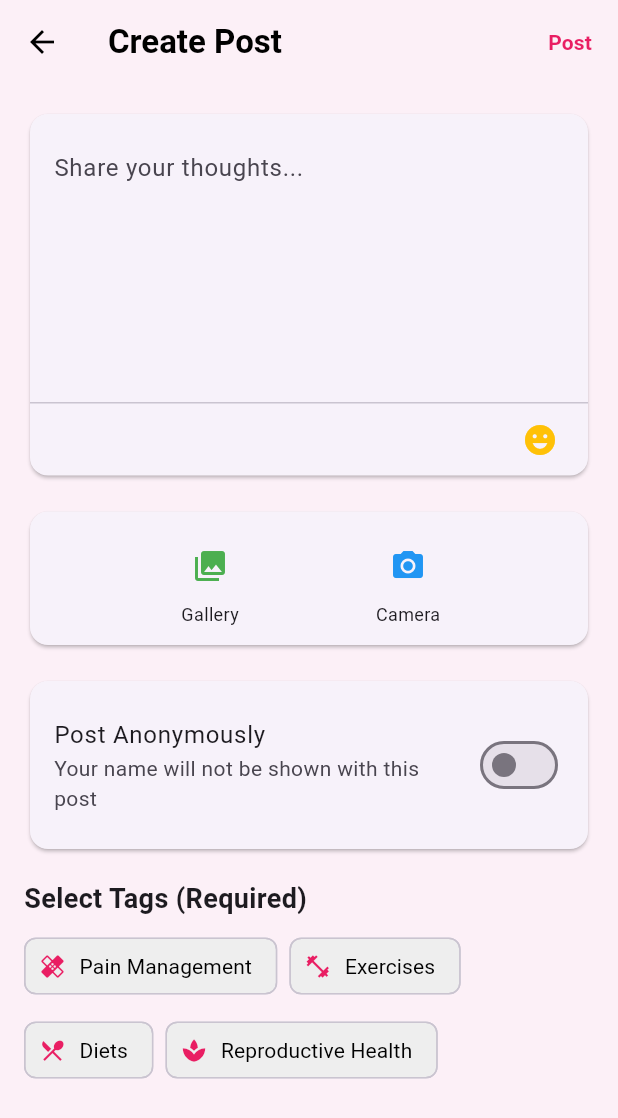
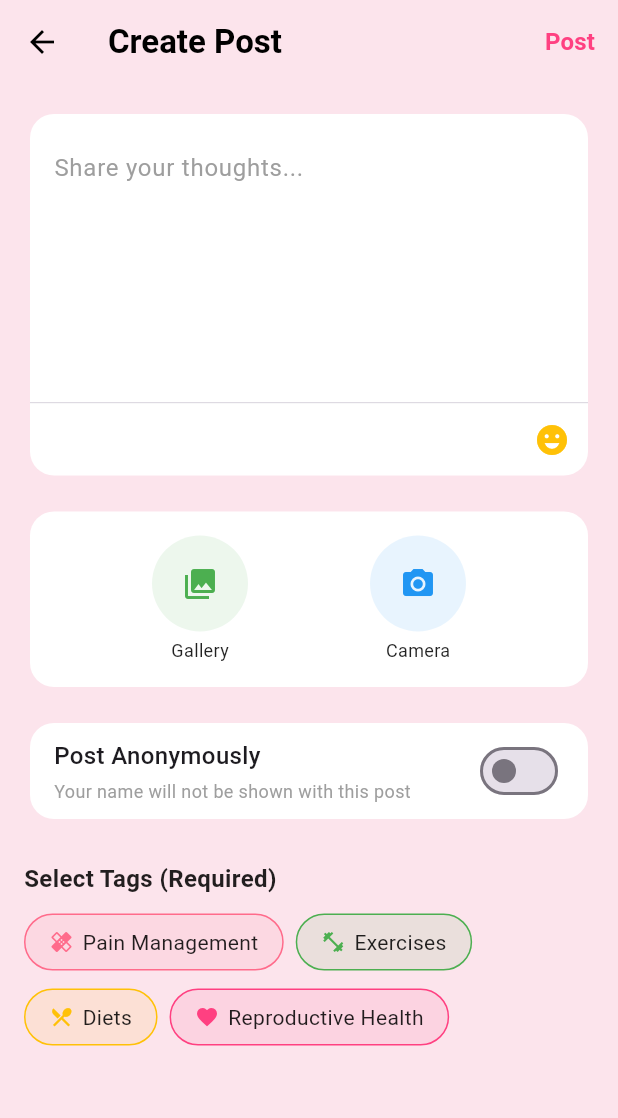
Before and after one commit to sakith71/AuraBloom, a Flutter app: the CreatePostScreen screen opened directly, on a phone screen of 412 x 824 dp. Shown: the top 1118 px of the screen. Run offline on Flutter 3.47's test engine with Material 3 defaults, Android fonts, the phone set to English and light mode, and no system bars; our stand-ins replace cloud_firestore, firebase_auth, firebase_core, firebase_storage, image_picker, shared_preferences; accounts and stored records are empty; network calls fail.

Commit message:
Update CreatePostScreen with new design and color scheme
Apply the new pink-themed UI design to the CreatePostScreen component to match
the Community screen aesthetics. Improved visual consistency with rounded cards,
custom tag styling, and enhanced user interaction elements.

```diff
--- a/frontend/lib/screens/create_post_screen.dart
+++ b/frontend/lib/screens/create_post_screen.dart
@@ -241,8 +241,8 @@ class _CreatePostScreenState extends State<CreatePostScreen> {
     }
   }
 
-  IconData _getCategoryIcon(String category) {
-    switch (category) {
+  IconData _getTagIcon(String tag) {
+    switch (tag) {
       case 'Pain Management':
         return Icons.healing;
       case 'Exercises':
@@ -250,21 +250,41 @@ class _CreatePostScreenState extends State<CreatePostScreen> {
       case 'Diets':
         return Icons.restaurant_menu;
       case 'Reproductive Health':
-        return Icons.spa;
+        return Icons.favorite;
       default:
         return Icons.label;
     }
   }
 
+  Color _getTagColor(String tag) {
+    switch (tag) {
+      case 'Pain Management':
+        return const Color(0xFFFF6B8B); // Pink for Pain Management
+      case 'Exercises':
+        return const Color(0xFF4CAF50); // Green for Exercises
+      case 'Diets':
+        return const Color(0xFFFFC107); // Yellow/Gold for Diets
+      case 'Reproductive Health':
+        return const Color(0xFFFF4081); // Brighter pink for Reproductive Health
+      default:
+        return Colors.grey;
+    }
+  }
+
   @override
   Widget build(BuildContext context) {
+    // Main pink color used throughout the app
+    final Color primaryPink = const Color(0xFFFF4081);
+    final Color lightPink = const Color(0xFFFCE4EC);
+
     return Scaffold(
+      backgroundColor: lightPink,
       appBar: AppBar(
         title: const Text(
           'Create Post',
           style: TextStyle(color: Colors.black, fontWeight: FontWeight.bold),
         ),
-        backgroundColor: Colors.transparent,
+        backgroundColor: lightPink,
         elevation: 0,
         iconTheme: const IconThemeData(color: Colors.black),
         actions: [
@@ -276,33 +296,35 @@ class _CreatePostScreenState extends State<CreatePostScreen> {
                       width: 20,
                       height: 20,
                       child: CircularProgressIndicator(
-                        color: Colors.pink,
+                        color: Color(0xFFFF4081),
                         strokeWidth: 2,
                       ),
                     )
                     : const Text(
                       'Post',
                       style: TextStyle(
-                        color: Colors.pink,
+                        color: Color(0xFFFF4081),
                         fontWeight: FontWeight.bold,
+                        fontSize: 16,
                       ),
                     ),
           ),
         ],
       ),
-      // Update background to use global background color
       body: Container(
-        color: Theme.of(context).scaffoldBackgroundColor,
+        color: lightPink,
         child: SingleChildScrollView(
           padding: const EdgeInsets.all(16.0),
           child: Column(
             crossAxisAlignment: CrossAxisAlignment.start,
             children: [
-              // Content TextField with emoji button
+              // Content TextField with emoji button - rounded white card
               Card(
+                elevation: 0,
                 shape: RoundedRectangleBorder(
-                  borderRadius: BorderRadius.circular(12),
+                  borderRadius: BorderRadius.circular(16),
                 ),
+                color: Colors.white,
                 child: Column(
                   children: [
                     Padding(
@@ -312,11 +334,12 @@ class _CreatePostScreenState extends State<CreatePostScreen> {
                         maxLines: 6,
                         decoration: const InputDecoration(
                           hintText: 'Share your thoughts...',
+                          hintStyle: TextStyle(color: Colors.grey),
                           border: InputBorder.none,
                         ),
                       ),
                     ),
-                    const Divider(height: 1),
+                    const Divider(height: 1, thickness: 0.5),
                     Row(
                       mainAxisAlignment: MainAxisAlignment.end,
                       children: [
@@ -328,19 +351,21 @@ class _CreatePostScreenState extends State<CreatePostScreen> {
                           ),
                           tooltip: 'Add emoji',
                         ),
-                        const SizedBox(width: 8),
                       ],
                     ),
                   ],
                 ),
               ),
               const SizedBox(height: 16),
+
               // Selected Images Preview
               if (_selectedImages.isNotEmpty) ...[
                 Card(
+                  elevation: 0,
                   shape: RoundedRectangleBorder(
-                    borderRadius: BorderRadius.circular(12),
+                    borderRadius: BorderRadius.circular(16),
                   ),
+                  color: Colors.white,
                   child: Padding(
                     padding: const EdgeInsets.all(12.0),
                     child: Column(
@@ -406,40 +431,76 @@ class _CreatePostScreenState extends State<CreatePostScreen> {
                 ),
                 const SizedBox(height: 16),
               ],
-              // Image Upload Options
+
+              // Image Upload Options - white card with row of options
               Card(
+                elevation: 0,
                 shape: RoundedRectangleBorder(
-                  borderRadius: BorderRadius.circular(12),
+                  borderRadius: BorderRadius.circular(16),
                 ),
+                color: Colors.white,
                 child: Padding(
-                  padding: const EdgeInsets.all(12.0),
+                  padding: const EdgeInsets.symmetric(vertical: 16.0),
                   child: Row(
                     mainAxisAlignment: MainAxisAlignment.spaceEvenly,
                     children: [
+                      // Gallery option
                       Column(
                         children: [
-                          IconButton(
+                          Container(
+                            decoration: BoxDecoration(
+                              color: Colors.green.withOpacity(0.1),
+                              shape: BoxShape.circle,
+                            ),
+                            padding: const EdgeInsets.all(8),
+                            child: IconButton(
                               onPressed: _pickImages,
                               icon: const Icon(
                                 Icons.photo_library,
                                 color: Colors.green,
+                                size: 24,
                               ),
                               tooltip: 'Upload from gallery',
                             ),
-                          const Text('Gallery', style: TextStyle(fontSize: 12)),
+                          ),
+                          const SizedBox(height: 4),
+                          const Text(
+                            'Gallery',
+                            style: TextStyle(
+                              fontSize: 12,
+                              color: Colors.black87,
+                            ),
+                          ),
                         ],
                       ),
+
+                      // Camera option
                       Column(
                         children: [
-                          IconButton(
+                          Container(
+                            decoration: BoxDecoration(
+                              color: Colors.blue.withOpacity(0.1),
+                              shape: BoxShape.circle,
+                            ),
+                            padding: const EdgeInsets.all(8),
+                            child: IconButton(
                               onPressed: _takePhoto,
                               icon: const Icon(
                                 Icons.camera_alt,
                                 color: Colors.blue,
+                                size: 24,
                               ),
                               tooltip: 'Take a photo',
                             ),
-                          const Text('Camera', style: TextStyle(fontSize: 12)),
+                          ),
+                          const SizedBox(height: 4),
+                          const Text(
+                            'Camera',
+                            style: TextStyle(
+                              fontSize: 12,
+                              color: Colors.black87,
+                            ),
+                          ),
                         ],
                       ),
                     ],
@@ -447,72 +508,129 @@ class _CreatePostScreenState extends State<CreatePostScreen> {
                 ),
               ),
               const SizedBox(height: 16),
-              // Post Options
+
+              // Post Anonymously Option - white card with switch
               Card(
+                elevation: 0,
                 shape: RoundedRectangleBorder(
-                  borderRadius: BorderRadius.circular(12),
+                  borderRadius: BorderRadius.circular(16),
                 ),
+                color: Colors.white,
                 child: Padding(
-                  padding: const EdgeInsets.all(16.0),
+                  padding: const EdgeInsets.symmetric(
+                    horizontal: 16.0,
+                    vertical: 8.0,
+                  ),
+                  child: Row(
+                    mainAxisAlignment: MainAxisAlignment.spaceBetween,
+                    children: [
+                      Expanded(
                         child: Column(
                           crossAxisAlignment: CrossAxisAlignment.start,
-                    children: [
-                      // Anonymous Toggle
-                      SwitchListTile(
-                        contentPadding: EdgeInsets.zero,
-                        title: const Text('Post Anonymously'),
-                        subtitle: const Text(
+                          children: const [
+                            Text(
+                              'Post Anonymously',
+                              style: TextStyle(
+                                fontSize: 16,
+                                fontWeight: FontWeight.w500,
+                              ),
+                            ),
+                            SizedBox(height: 4),
+                            Text(
                               'Your name will not be shown with this post',
+                              style: TextStyle(
+                                fontSize: 12,
+                                color: Colors.grey,
                               ),
+                            ),
+                          ],
+                        ),
+                      ),
+                      Switch(
                         value: _isAnonymous,
                         onChanged: (value) {
                           setState(() {
                             _isAnonymous = value;
                           });
                         },
+                        activeColor: primaryPink,
                       ),
                     ],
                   ),
                 ),
               ),
-              const SizedBox(height: 16),
+              const SizedBox(height: 24),
+
               // Tags Section
               const Text(
                 'Select Tags (Required)',
-                style: TextStyle(fontSize: 18, fontWeight: FontWeight.bold),
+                style: TextStyle(
+                  fontSize: 16,
+                  fontWeight: FontWeight.bold,
+                  color: Colors.black87,
                 ),
-              const SizedBox(height: 8),
+              ),
+              const SizedBox(height: 12),
+
+              // Tag chips with updated styling
               Wrap(
                 spacing: 8,
-                runSpacing: 8,
+                runSpacing: 12,
                 children:
                     _availableTags.map((tag) {
-                      final isSelected = _selectedTags.contains(tag);
+                      final bool isSelected = _selectedTags.contains(tag);
                       return GestureDetector(
                         onTap: () => _toggleTag(tag),
-                        child: Chip(
-                          avatar: Icon(
-                            _getCategoryIcon(tag),
-                            color: isSelected ? Colors.white : Colors.pink,
-                            size: 18,
+                        child: Container(
+                          padding: const EdgeInsets.symmetric(
+                            horizontal: 16,
+                            vertical: 8,
                           ),
-                          label: Text(tag),
-                          backgroundColor:
+                          decoration: BoxDecoration(
+                            color:
                                 isSelected
-                                  ? Colors.pink.withOpacity(0.7)
-                                  : Colors.grey[200],
-                          labelStyle: TextStyle(
-                            color: isSelected ? Colors.white : Colors.black,
+                                    ? _getTagColor(tag)
+                                    : _getTagColor(tag).withOpacity(0.1),
+                            borderRadius: BorderRadius.circular(20),
+                            border: Border.all(
+                              color: _getTagColor(tag),
+                              width: 1,
+                            ),
+                          ),
+                          child: Row(
+                            mainAxisSize: MainAxisSize.min,
+                            children: [
+                              Icon(
+                                _getTagIcon(tag),
+                                size: 16,
+                                color:
+                                    isSelected
+                                        ? Colors.white
+                                        : _getTagColor(tag),
+                              ),
+                              const SizedBox(width: 6),
+                              Text(
+                                tag,
+                                style: TextStyle(
+                                  color:
+                                      isSelected
+                                          ? Colors.white
+                                          : Colors.black87,
                                   fontWeight:
                                       isSelected
                                           ? FontWeight.bold
                                           : FontWeight.normal,
+                                  fontSize: 14,
+                                ),
+                              ),
+                            ],
                           ),
                         ),
                       );
                     }).toList(),
               ),
-              const SizedBox(height: 100),
+
+              const SizedBox(height: 100), // Bottom padding
             ],
           ),
         ),
```
Lines whose indentation alone changed are shown as unchanged.
